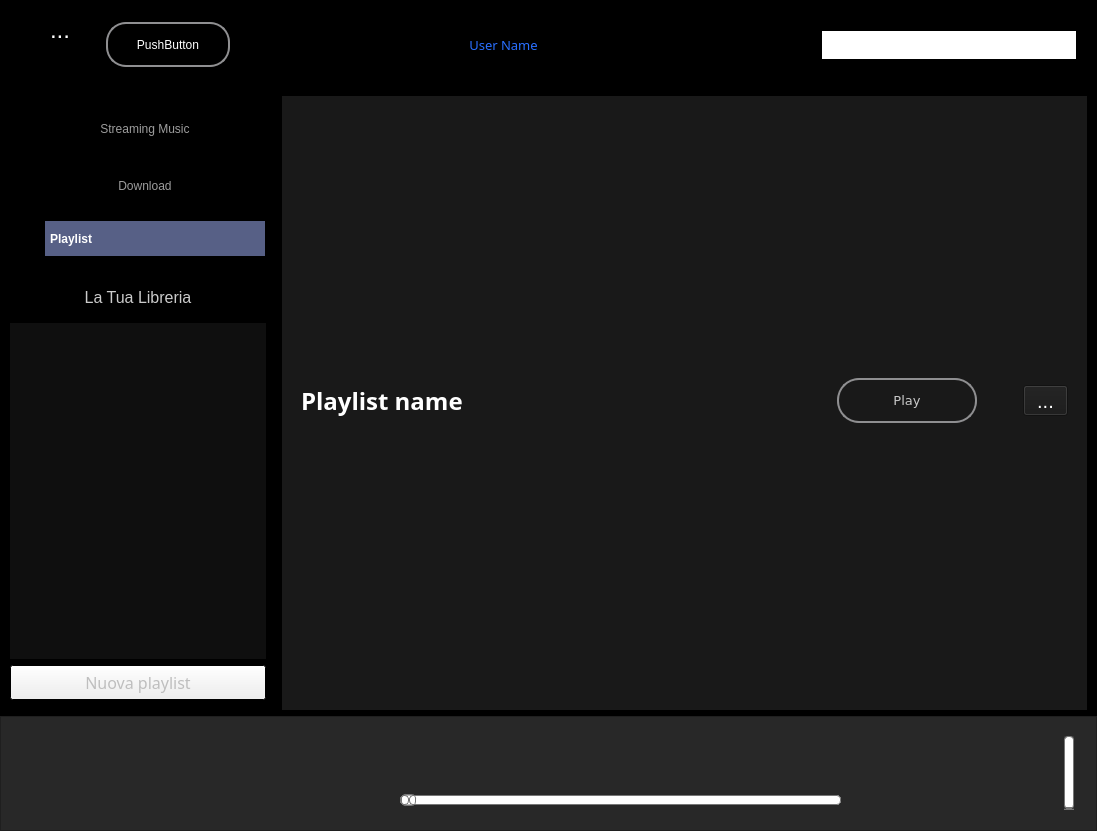
First picture: the form in gui/gui_main_player.ui, repository kekfic/mytunefy, before the edit.
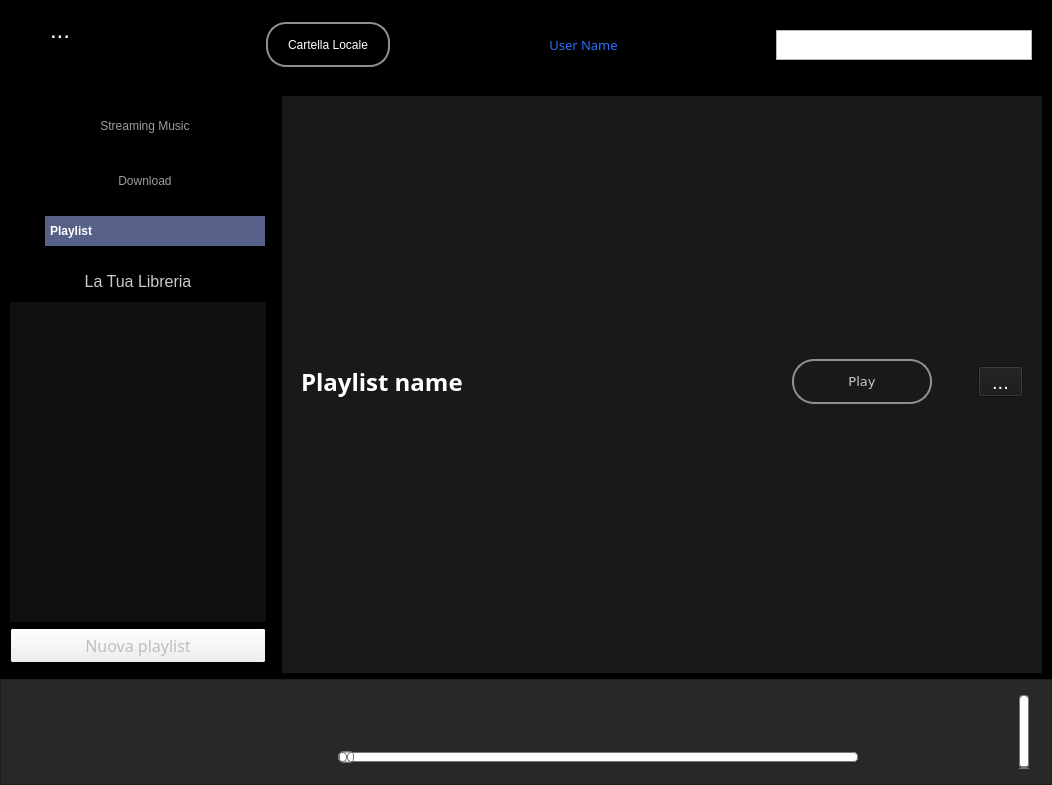
Second picture: the form after the edit. Icons and pictures are not drawn.

Patch:
```diff
--- a/gui/gui_main_player.ui
+++ b/gui/gui_main_player.ui
@@ -6,8 +6,8 @@
    <rect>
     <x>0</x>
     <y>0</y>
-    <width>1097</width>
-    <height>831</height>
+    <width>1052</width>
+    <height>785</height>
    </rect>
   </property>
   <property name="palette">
@@ -369,60 +369,6 @@
            </layout>
           </widget>
          </item>
-         <item>
-          <widget class="QPushButton" name="Folder">
-           <property name="minimumSize">
-            <size>
-             <width>124</width>
-             <height>45</height>
-            </size>
-           </property>
-           <property name="font">
-            <font>
-             <pointsize>9</pointsize>
-            </font>
-           </property>
-           <property name="styleSheet">
-            <string notr="true">QPushButton {
-    border: 2px solid #8f8f91;
-    border-radius: 20px;
-    background-color: qlineargradient(x1: 0, y1: 0, x2: 0, y2: 1,
-                                      stop: 0 #2566ff, stop: 1 #3a93ff);
-	color: white;
-    min-width: 120px;
-}
-
-QPushButton:pressed {
-    background-color: qlineargradient(x1: 0, y1: 0, x2: 0, y2: 1,
-                                      stop: 0 #dadbde, stop: 1 #f6f7fa);
-}
-
-QPushButton:flat {
-    border: none; /* no border for a flat push button */
-}
-
-QPushButton:default {
-    border-color: navy; /* make the default button prominent */
-}</string>
-           </property>
-           <property name="text">
-            <string>PushButton</string>
-           </property>
-          </widget>
-         </item>
-         <item>
-          <spacer name="horizontalSpacer_8">
-           <property name="orientation">
-            <enum>Qt::Horizontal</enum>
-           </property>
-           <property name="sizeHint" stdset="0">
-            <size>
-             <width>40</width>
-             <height>20</height>
-            </size>
-           </property>
-          </spacer>
-         </item>
          <item>
           <widget class="QPushButton" name="pushButton">
            <property name="minimumSize">
@@ -464,6 +410,73 @@
            </property>
           </widget>
          </item>
+         <item>
+          <spacer name="horizontalSpacer_8">
+           <property name="orientation">
+            <enum>Qt::Horizontal</enum>
+           </property>
+           <property name="sizeHint" stdset="0">
+            <size>
+             <width>40</width>
+             <height>20</height>
+            </size>
+           </property>
+          </spacer>
+         </item>
+         <item>
+          <widget class="QPushButton" name="FolderButton">
+           <property name="minimumSize">
+            <size>
+             <width>124</width>
+             <height>45</height>
+            </size>
+           </property>
+           <property name="font">
+            <font>
+             <pointsize>9</pointsize>
+            </font>
+           </property>
+           <property name="styleSheet">
+            <string notr="true">QPushButton {
+    border: 2px solid #8f8f91;
+    border-radius: 20px;
+    background-color: qlineargradient(x1: 0, y1: 0, x2: 0, y2: 1,
+                                      stop: 0 #2566ff, stop: 1 #3a93ff);
+	color: white;
+    min-width: 120px;
+}
+
+QPushButton:pressed {
+    background-color: qlineargradient(x1: 0, y1: 0, x2: 0, y2: 1,
+                                      stop: 0 #dadbde, stop: 1 #f6f7fa);
+}
+
+QPushButton:flat {
+    border: none; /* no border for a flat push button */
+}
+
+QPushButton:default {
+    border-color: navy; /* make the default button prominent */
+}</string>
+           </property>
+           <property name="text">
+            <string>Cartella Locale</string>
+           </property>
+          </widget>
+         </item>
+         <item>
+          <spacer name="horizontalSpacer_10">
+           <property name="orientation">
+            <enum>Qt::Horizontal</enum>
+           </property>
+           <property name="sizeHint" stdset="0">
+            <size>
+             <width>40</width>
+             <height>20</height>
+            </size>
+           </property>
+          </spacer>
+         </item>
          <item>
           <widget class="QLabel" name="label_User">
            <property name="minimumSize">
@@ -498,19 +511,6 @@
            </property>
           </widget>
          </item>
-         <item>
-          <spacer name="horizontalSpacer_10">
-           <property name="orientation">
-            <enum>Qt::Horizontal</enum>
-           </property>
-           <property name="sizeHint" stdset="0">
-            <size>
-             <width>40</width>
-             <height>20</height>
-            </size>
-           </property>
-          </spacer>
-         </item>
          <item>
           <spacer name="horizontalSpacer_11">
            <property name="orientation">
@@ -532,6 +532,11 @@
              <height>30</height>
             </size>
            </property>
+           <property name="styleSheet">
+            <string notr="true">QPlainTextEdit {
+color: white;
+}</string>
+           </property>
           </widget>
          </item>
         </layout>
@@ -899,11 +904,32 @@
 	image-position: left;
 	image: url(:/mytunefy/resources/icons/stream_light-grey.png);
 	}
-</string>
+
+QPushButton:hover:checked{
+	color: white;
+	  background-color: qlineargradient(x1: 0, y1: 0, x2: 0, y2: 1,
+                                      stop: 0 #dadbde, stop: 1 #f6f7fa);
+	image-position: left;
+	image: url(:/mytunefy/resources/icons/stream_light-grey.png);
+	}
+QPushButton:checked{
+	color: red;
+	  background-color: qlineargradient(x1: 0, y1: 0, x2: 0, y2: 1,
+                                      stop: 0 #dadbde, stop: 1 #f6f7fa);
+	image-position: left;
+	
+	image: url(:/mytunefy/resources/icons/stream_icon.png);
+	}</string>
             </property>
             <property name="text">
              <string>Streaming Music</string>
             </property>
+            <property name="checkable">
+             <bool>true</bool>
+            </property>
+            <property name="checked">
+             <bool>false</bool>
+            </property>
             <property name="default">
              <bool>false</bool>
             </property>
@@ -2500,10 +2526,10 @@
             <item>
              <layout class="QHBoxLayout" name="horizontalLayout_4">
               <property name="leftMargin">
-               <number>65</number>
+               <number>85</number>
               </property>
               <property name="rightMargin">
-               <number>65</number>
+               <number>85</number>
               </property>
               <item>
                <widget class="QPushButton" name="shuffleButton">
@@ -2868,7 +2894,7 @@
              <widget class="QSlider" name="horizontalSlider">
               <property name="minimumSize">
                <size>
-                <width>0</width>
+                <width>520</width>
                 <height>30</height>
                </size>
               </property>
```
Left out of the diff: 2 changed lines with no effect on the pictures.
